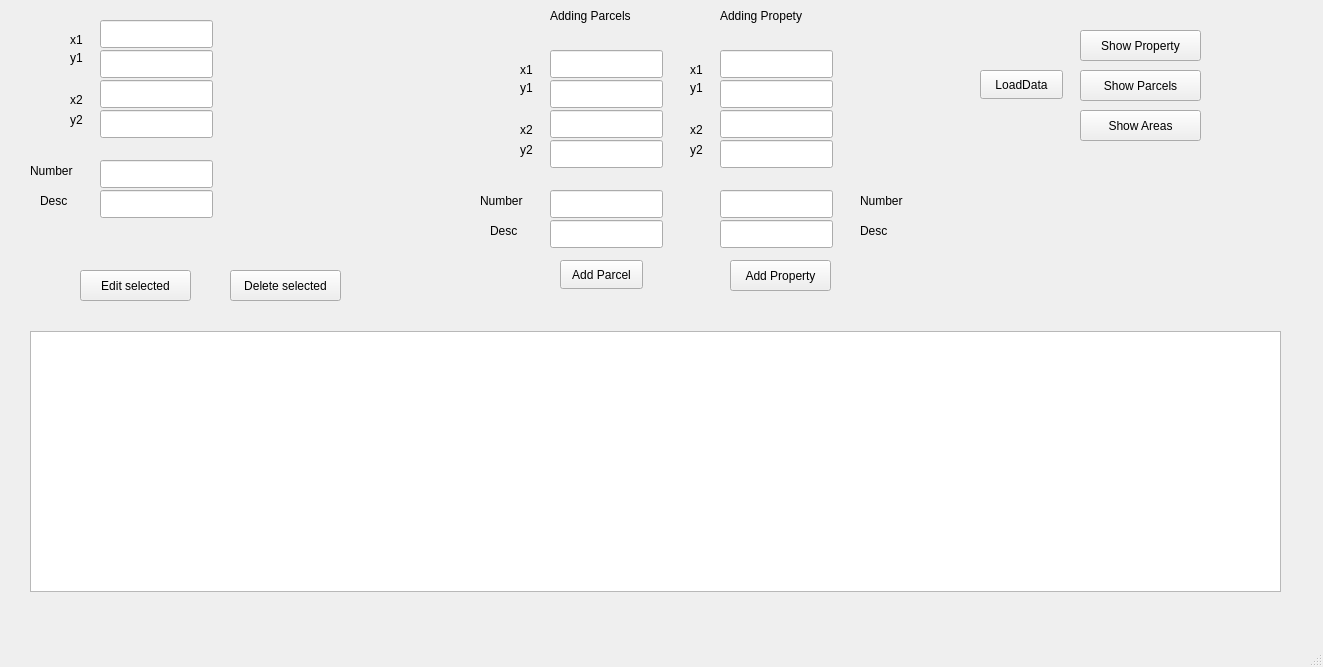
Before: the Qt Designer form mainwindow.ui in kotvaldo/aus_2_gui, drawn with Qt 5.
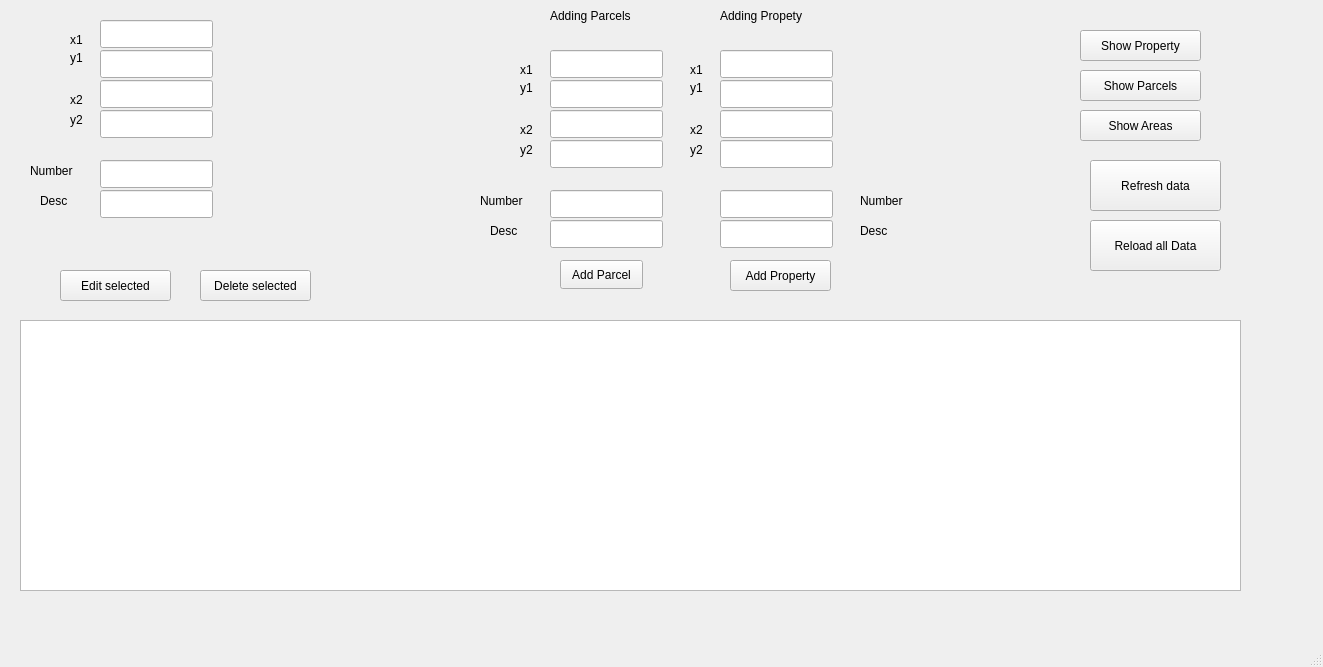
After: the same form once the commit is applied.

```diff
--- a/mainwindow.ui
+++ b/mainwindow.ui
@@ -17,10 +17,10 @@
    <widget class="QListWidget" name="list_of_items">
     <property name="geometry">
      <rect>
-      <x>30</x>
-      <y>331</y>
-      <width>1251</width>
-      <height>261</height>
+      <x>20</x>
+      <y>320</y>
+      <width>1221</width>
+      <height>271</height>
      </rect>
     </property>
    </widget>
@@ -53,14 +53,14 @@
    <widget class="QPushButton" name="load_data_btn">
     <property name="geometry">
      <rect>
-      <x>980</x>
-      <y>70</y>
-      <width>83</width>
-      <height>29</height>
+      <x>1090</x>
+      <y>220</y>
+      <width>131</width>
+      <height>51</height>
      </rect>
     </property>
     <property name="text">
-     <string>LoadData</string>
+     <string>Reload all Data</string>
     </property>
    </widget>
    <widget class="QPushButton" name="show_areas_btn">
@@ -381,7 +381,7 @@
    <widget class="QPushButton" name="edit_selected_btn">
     <property name="geometry">
      <rect>
-      <x>80</x>
+      <x>60</x>
       <y>270</y>
       <width>111</width>
       <height>31</height>
@@ -394,7 +394,7 @@
    <widget class="QPushButton" name="delete_btn">
     <property name="geometry">
      <rect>
-      <x>230</x>
+      <x>200</x>
       <y>270</y>
       <width>111</width>
       <height>31</height>
@@ -568,6 +568,19 @@
      </rect>
     </property>
    </widget>
+   <widget class="QPushButton" name="refresh_btn">
+    <property name="geometry">
+     <rect>
+      <x>1090</x>
+      <y>160</y>
+      <width>131</width>
+      <height>51</height>
+     </rect>
+    </property>
+    <property name="text">
+     <string>Refresh data</string>
+    </property>
+   </widget>
   </widget>
   <widget class="QMenuBar" name="menubar">
    <property name="geometry">
```
